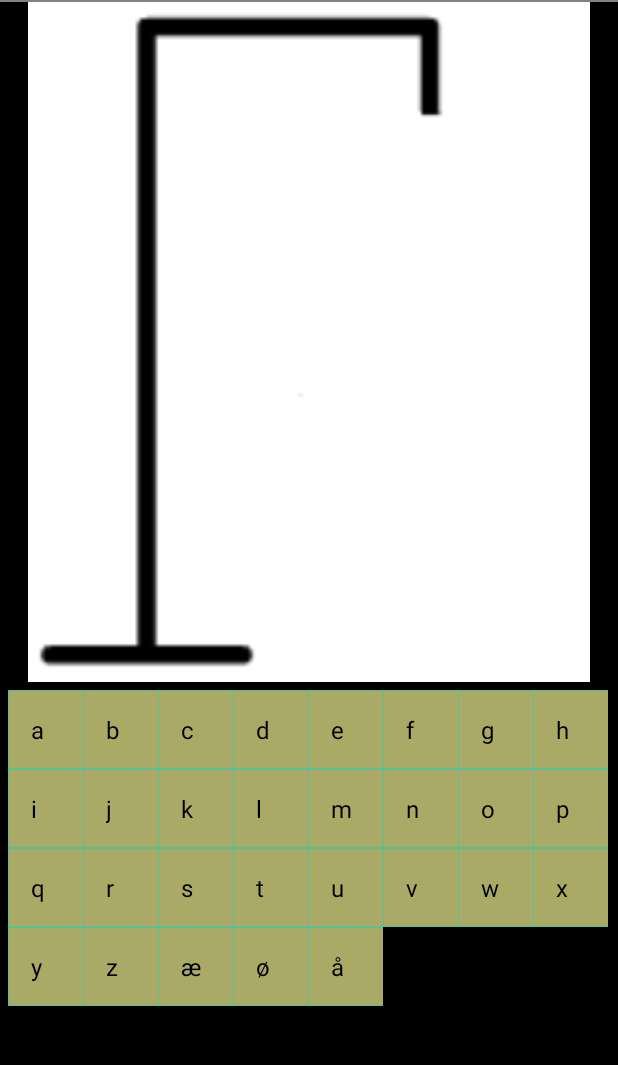
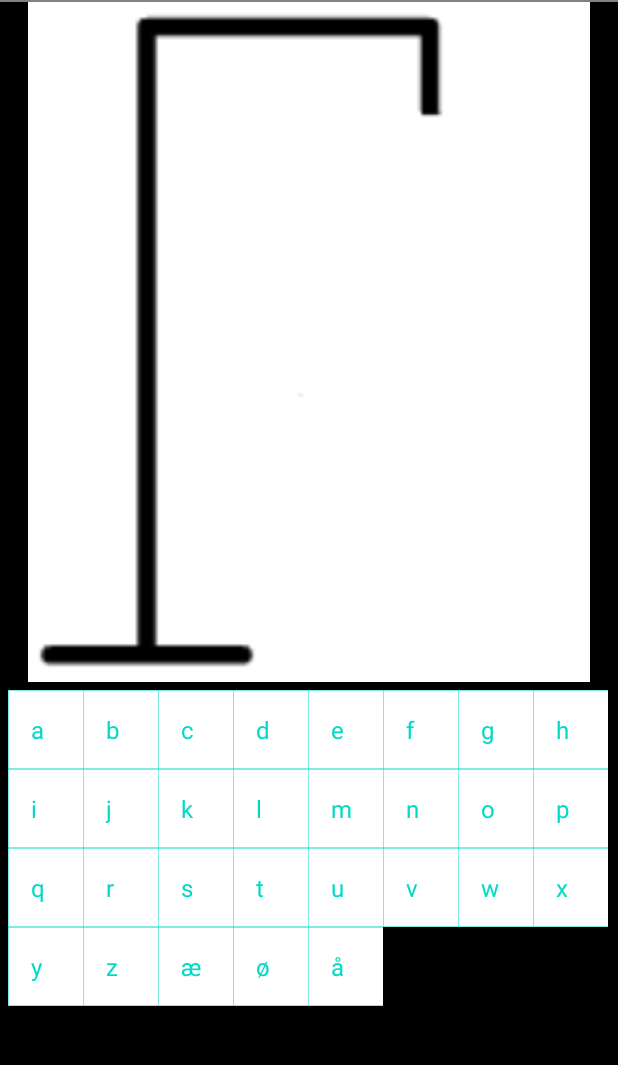
Before and after one commit to M0-AR/Galgeleg-android, an Android app: the screen it shows after launch (MainActivity), on a phone screen of 412 x 824 dp, the part 36-1101 px from its top. Run offline under Robolectric (Android 15) with nearby library versions, the phone set to English and light mode, and no system bars.

Commit message:
Color Customize

```diff
--- a/app/src/main/java/com/example/galgeleg/LetterListItemView.java
+++ b/app/src/main/java/com/example/galgeleg/LetterListItemView.java
@@ -26,7 +26,7 @@ public class LetterListItemView extends AppCompatTextView {
         linePaint = new Paint(Paint.ANTI_ALIAS_FLAG);
         linePaint.setColor(resources.getColor(R.color.colorAccent));
 
-        letterBackgroundColor = resources.getColor(R.color.letter_color);
+        letterBackgroundColor = resources.getColor(R.color.white);
     }
 
     @Override
--- a/app/src/main/res/layout/letterlist_item.xml
+++ b/app/src/main/res/layout/letterlist_item.xml
@@ -5,7 +5,7 @@
     android:layout_height="fill_parent"
     android:orientation="horizontal"
     android:padding="15dp"
-    android:textColor="@color/black"
+    android:textColor="@color/colorAccent"
     android:scrollbars="horizontal">
 
 </com.example.galgeleg.LetterListItemView>
--- a/app/src/main/res/values/colors.xml
+++ b/app/src/main/res/values/colors.xml
@@ -4,5 +4,6 @@
     <color name="colorPrimaryDark">#3700B3</color>
     <color name="colorAccent">#03DAC5</color>
     <color name="black">#000000</color>
-    <color name="letter_color">#AAFFFF99</color>
+    <color name="white">#FFFFFF</color>
+    <color name="letter_background_color">#AAFFFF99</color>
 </resources>
```
